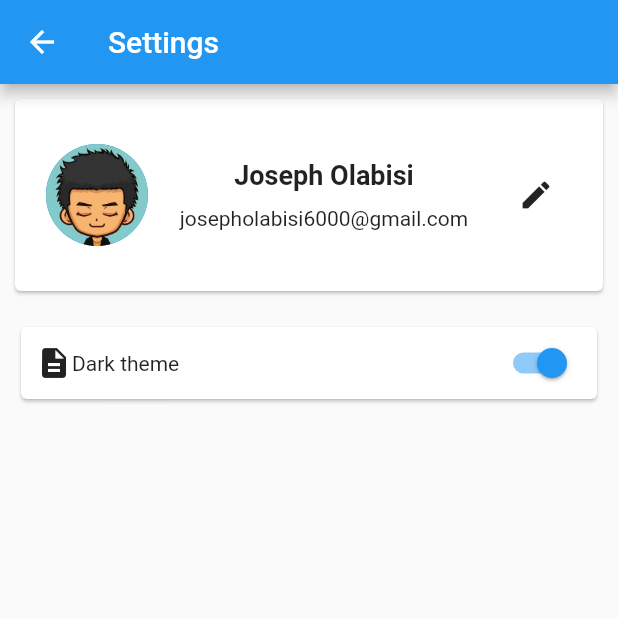
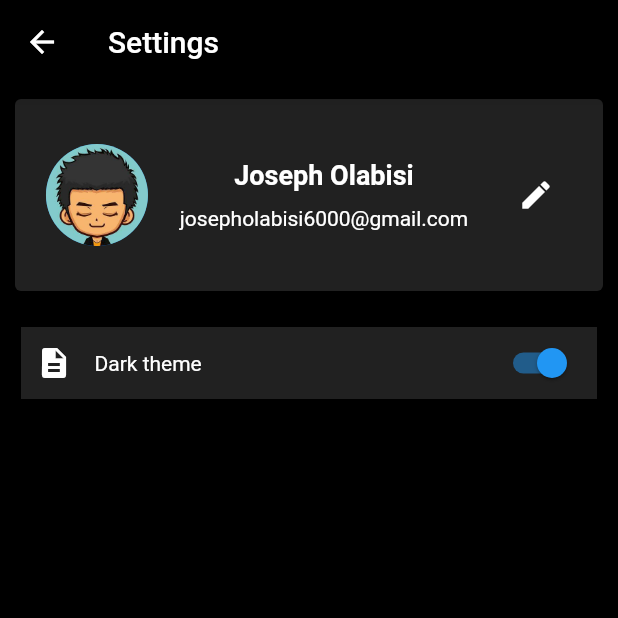
Before and after one commit to dabigjoe6/Microsoft-To-Do-Clone, a Flutter app: the screen it shows after launch, after a tap on the "settings" icon, on a phone screen of 412 x 824 dp, the top half of it. Run offline on Flutter 3.47's test engine with Material 2 defaults, Android fonts, the phone set to English and light mode, and no system bars.

Commit message:
Small incremental changes

```diff
--- a/lib/screens/rootScreen/RootScreen.dart
+++ b/lib/screens/rootScreen/RootScreen.dart
@@ -6,13 +6,13 @@ class RootScreen extends StatelessWidget {
   @override
   Widget build(BuildContext context) {
     return Scaffold(
-        // backgroundColor: const Color.fromRGBO(36, 36, 38, 0.0),
+        backgroundColor: Colors.black,
         body: SafeArea(
           child: Column(
               children: <Widget>[
               //User profile
               ProfileWidget(),
-              Divider(),
+              Divider(color: Colors.grey),
               Expanded (
                 flex: 8,
                 child: TodoWidget()
@@ -24,12 +24,12 @@ class RootScreen extends StatelessWidget {
                   children: <Widget>[
                     Row(
                       children: <Widget>[
-                        Container(margin: EdgeInsets.only(right: 10), child: Icon(Icons.add)),
-                        Text('New list', style: TextStyle(fontSize: 15))
+                        Container(margin: EdgeInsets.only(right: 10), child: Icon(Icons.add, color: Colors.white)),
+                        Text('New list', style: TextStyle(fontSize: 15, color: Colors.white))
                       ]
                     ),
                     IconButton(
-                      icon: Icon(Icons.add_to_photos),
+                      icon: Icon(Icons.add_to_photos, color: Colors.white),
                       onPressed: (() {})
                     )
                   ]
--- a/lib/screens/rootScreen/components/ActionWidget.dart
+++ b/lib/screens/rootScreen/components/ActionWidget.dart
@@ -10,7 +10,7 @@ class ActionWidget extends StatelessWidget {
           margin: EdgeInsets.only(bottom: 30),
           child: IconButton(
             padding: EdgeInsets.only(top: 0),
-            icon: Icon(Icons.search, size: 33),
+            icon: Icon(Icons.search, size: 33, color: Colors.white),
             tooltip: 'Search',
             onPressed: () {
               Navigator.pushNamed(context, 'searchRoute');
@@ -22,7 +22,7 @@ class ActionWidget extends StatelessWidget {
           margin: EdgeInsets.only(bottom: 30),
           child: IconButton(
             padding: EdgeInsets.only(top: 0),
-            icon: Icon(Icons.settings, size: 33),
+            icon: Icon(Icons.settings, size: 33, color: Colors.white),
             tooltip: 'Settings',
             onPressed: () {
               Navigator.pushNamed(context, 'settingsRoute');
--- a/lib/screens/rootScreen/components/DisplayUserWidget.dart
+++ b/lib/screens/rootScreen/components/DisplayUserWidget.dart
@@ -16,7 +16,7 @@ class DisplayUserWidget extends StatelessWidget {
           child: Text(
             'Joseph Olabisi',
             style: TextStyle(
-              // color: Colors.white,
+              color: Colors.white,
               fontWeight: FontWeight.bold,
               fontSize: 18
             )
--- a/lib/screens/rootScreen/components/TodoListWidget.dart
+++ b/lib/screens/rootScreen/components/TodoListWidget.dart
@@ -12,9 +12,9 @@ class TodoListWidget extends StatelessWidget {
   @override
   Widget build(BuildContext context) {
     return  ListTile(
-      leading:  Icon(this.icon),
-      title:  Text(this.title, style: TextStyle( fontSize: 15)),
-      trailing:  Text(this.trailing),
+      leading:  Icon(this.icon, color: Colors.white),
+      title:  Text(this.title, style: TextStyle( fontSize: 15, color: Colors.white)),
+      trailing:  Text(this.trailing, style: TextStyle(color: Colors.white)),
       contentPadding: EdgeInsets.only(right: 15, left: 15),
       dense: true,
       onTap: () {
--- a/lib/screens/rootScreen/components/TodoWidget.dart
+++ b/lib/screens/rootScreen/components/TodoWidget.dart
@@ -11,7 +11,7 @@ class TodoWidget extends StatelessWidget {
           TodoListWidget(Icons.calendar_today, 'Planned', ''),
           TodoListWidget(Icons.person_pin, 'Assigned to Me', ''),
           TodoListWidget(Icons.home, 'Task', '17'),
-          Divider(),
+          Divider(color: Colors.grey),
           TodoListWidget(Icons.format_list_bulleted, 'Ideas', '23')
         ]
     );
--- a/lib/screens/settingsScreen/SettingsScreen.dart
+++ b/lib/screens/settingsScreen/SettingsScreen.dart
@@ -1,79 +1,75 @@
 import 'package:flutter/material.dart';
 
-class SettingsScreen extends StatelessWidget{
+class SettingsScreen extends StatelessWidget {
   @override
   Widget build(BuildContext context) {
     return SafeArea(
         child: Scaffold(
+            backgroundColor: Colors.black,
             appBar: AppBar(
+                backgroundColor: Colors.black,
                 title: Text('Settings'),
                 leading: IconButton(
                     icon: Icon(Icons.arrow_back),
                     onPressed: () {
                       Navigator.pop(context);
-            }
-          )
-        ),
+                    })),
             body: Container(
                 padding: EdgeInsets.only(right: 10, left: 10, top: 10),
-          child: Column(
-            children: <Widget>[
+                child: Column(children: <Widget>[
                   Card(
+                      color: Colors.grey[900],
                       margin: EdgeInsets.only(bottom: 20),
                       child: Container(
-                  padding: EdgeInsets.only(top:30, bottom: 30, right: 10, left: 10),
+                          padding: EdgeInsets.only(
+                              top: 30, bottom: 30, right: 10, left: 10),
                           child: Row(
                               mainAxisAlignment: MainAxisAlignment.spaceAround,
                               children: <Widget>[
                                 CircleAvatar(
-                        backgroundImage: AssetImage('assets/display_picture.jpg'),
-                        radius: 34
-                      ),
-                      Column(
-                        children: <Widget>[
+                                    backgroundImage: AssetImage(
+                                        'assets/display_picture.jpg'),
+                                    radius: 34),
+                                Column(children: <Widget>[
                                   Container(
                                     margin: EdgeInsets.only(bottom: 10),
-                            child: Text('Joseph Olabisi', style: TextStyle(fontSize: 18, fontWeight: FontWeight.bold)),
+                                    child: Text('Joseph Olabisi',
+                                        style: TextStyle(
+                                            fontSize: 18,
+                                            fontWeight: FontWeight.bold,
+                                            color: Colors.white)),
                                   ),
-                          Text('josepholabisi6000@gmail.com')
-                        ]
-                      ),
+                                  Text('josepholabisi6000@gmail.com',
+                                      style: TextStyle(color: Colors.white))
+                                ]),
                                 IconButton(
-                        icon: Icon(Icons.create),
+                                    icon:
+                                        Icon(Icons.create, color: Colors.white),
                                     onPressed: () {
                                       //Do nothing yet
-                        }
-                      )
-                    ]
-                  )
-                )
-              ),
+                                    })
+                              ]))),
                   Card(
                       child: Container(
+                          color: Colors.grey[900],
                           padding: EdgeInsets.only(right: 10, left: 10),
                           child: Row(
                               mainAxisAlignment: MainAxisAlignment.spaceBetween,
                               children: <Widget>[
-                      Row(
-                        children: <Widget>[
-                          Icon(Icons.description),
-                          Text('Dark theme'),
-                        ]
-                      ),
+                                Row(children: <Widget>[
+                                  Container(
+                                      margin: EdgeInsets.only(right: 15),
+                                      child: Icon(Icons.description,
+                                          color: Colors.white)),
+                                  Text('Dark theme',
+                                      style: TextStyle(color: Colors.white)),
+                                ]),
                                 Switch(
                                     value: true,
                                     onChanged: (bool newValue) {
                                       //Do nothing for now
-                        }
-                      )
-                    ]
-                  )
-                )
-              )
-            ]
-          )
-        )
-      )
-    );
+                                    })
+                              ])))
+                ]))));
   }
 }
--- a/lib/screens/todoScreen/TodoScreen.dart
+++ b/lib/screens/todoScreen/TodoScreen.dart
@@ -11,7 +11,9 @@ class TodoScreen extends StatelessWidget {
             elevation: 0,
             title: Text('Ideas'),
             leading:
-                IconButton(icon: Icon(Icons.arrow_back), onPressed: () {})),
+                IconButton(icon: Icon(Icons.arrow_back), onPressed: () {
+                  Navigator.pop(context);
+                })),
         body: Center(
             child: SingleChildScrollView(
                 child:
```
Also changed, not shown: lib/screens/searchScreen/SearchScreen.dart (+9 -5 lines), lib/screens/todoListScreen/components/TodoItemWidget.dart (+9 -25 lines), pubspec.lock, 1 other file. Lines whose indentation alone changed are shown as unchanged.
